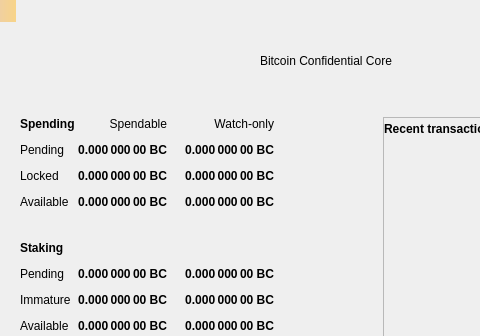
Old version of the form src/qt/forms/overviewpage.ui in the repository Bitcoin-Confidential/BitcoinC-Core; both pictures show x 0 to 480 and y 0 to 336 of the 652 by 493 pixel window.
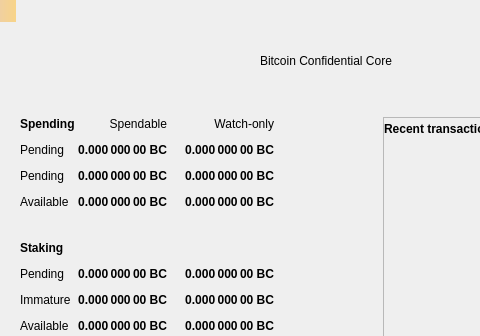
New version of the form. Icons and pictures are not drawn.

The edit to the form file:
```diff
--- a/src/qt/forms/overviewpage.ui
+++ b/src/qt/forms/overviewpage.ui
@@ -92,7 +92,7 @@
          <item row="4" column="0">
           <widget class="QLabel" name="labelLockedSpendingText">
            <property name="text">
-            <string>Locked</string>
+            <string>Pending</string>
            </property>
            <property name="textInteractionFlags">
             <set>Qt::NoTextInteraction</set>
```
